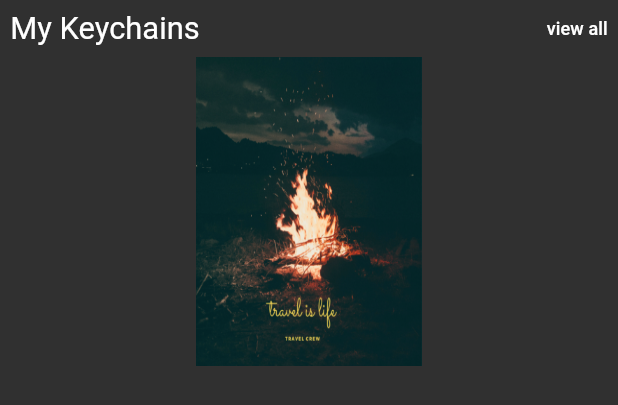
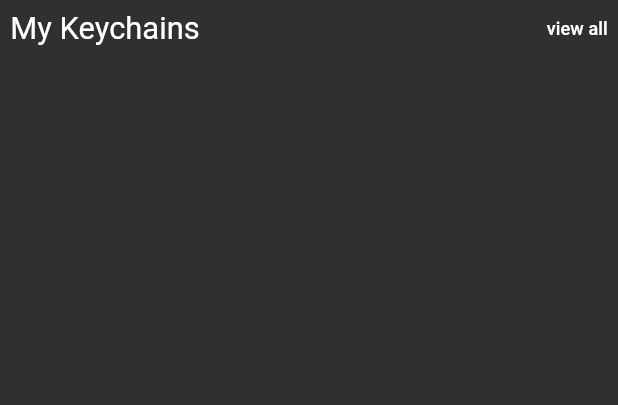
Before and after one commit to kaitech-corp/xplorchain, a Flutter app: the Search widget shown alone on an empty page, opened directly, on a phone screen of 412 x 824 dp. Shown: the top 405 px of the screen. Run offline on Flutter 3.47's test engine with Material 2 defaults, Android fonts, the phone set to English and light mode, and no system bars; drawn by our look-alikes of carousel_slider; our stand-ins replace curved_navigation_bar, flutter_slider_drawer, flutter_svg, get_it, google_fonts, readmore and 2 more.

```diff
--- a/lib/screens/search/search.dart
+++ b/lib/screens/search/search.dart
@@ -10,8 +10,7 @@ class Search extends StatelessWidget{
   @override
   Widget build(BuildContext context) {
     return SafeArea(
-      child: Scaffold(
-        body: Column(
+      child: Column(
           crossAxisAlignment: CrossAxisAlignment.start,
           children: [
             Padding(
@@ -24,15 +23,6 @@ class Search extends StatelessWidget{
                 ],
               ),
             ),
-            CarouselSlider(
-              options: CarouselOptions(
-                autoPlay: true,
-                autoPlayAnimationDuration: const Duration(seconds: 3),
-                aspectRatio: 2.0,
-                enlargeCenterPage: true,
-              ),
-              items: List.generate(5, (index) => NFTCollection(index: index)),
-            ),
             // ListView.builder(
             //   itemCount: ,
             //   itemBuilder: (context, index){
@@ -41,7 +31,6 @@ class Search extends StatelessWidget{
             //     )
             //   })
           ],
-        ),
       ),
     );
   }
```
Also changed, not shown: 3 other files.
